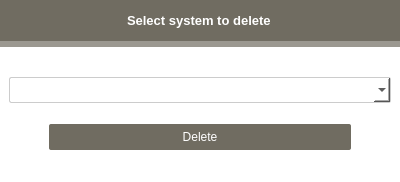
Above: ui/ui/delete_system.ui from mohammedmeeraj/fab-tool before the change. Below: the same form after it.
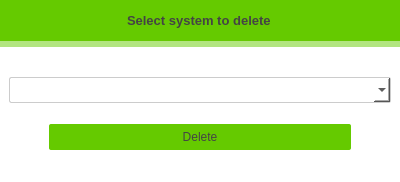
That is the form after the change.

Diff of the .ui file:
```diff
--- a/ui/ui/delete_system.ui
+++ b/ui/ui/delete_system.ui
@@ -15,7 +15,7 @@
   </property>
   <property name="styleSheet">
    <string notr="true">QWidget{
-background-color: #9b9890;
+background-color: #b2e580;
 }</string>
   </property>
   <layout class="QGridLayout" name="gridLayout" rowstretch="0,1">
@@ -36,9 +36,9 @@
      <property name="styleSheet">
       <string notr="true">QWidget{
 
-	background-color: #706c61;
+	background-color: #65ca00;
 padding:4px;
-color:#fff;
+color:#444;
 }</string>
      </property>
      <layout class="QVBoxLayout" name="verticalLayout_2">
@@ -88,8 +88,8 @@
 QPushButton{
 
 border:none;
-background-color:#706c61;
-color:#fff;
+background-color:#65ca00;
+color:#444;
 border-radius:2px;
 padding:6px;
 
```
Left out of the diff: 4 changed lines with no effect on the pictures.
